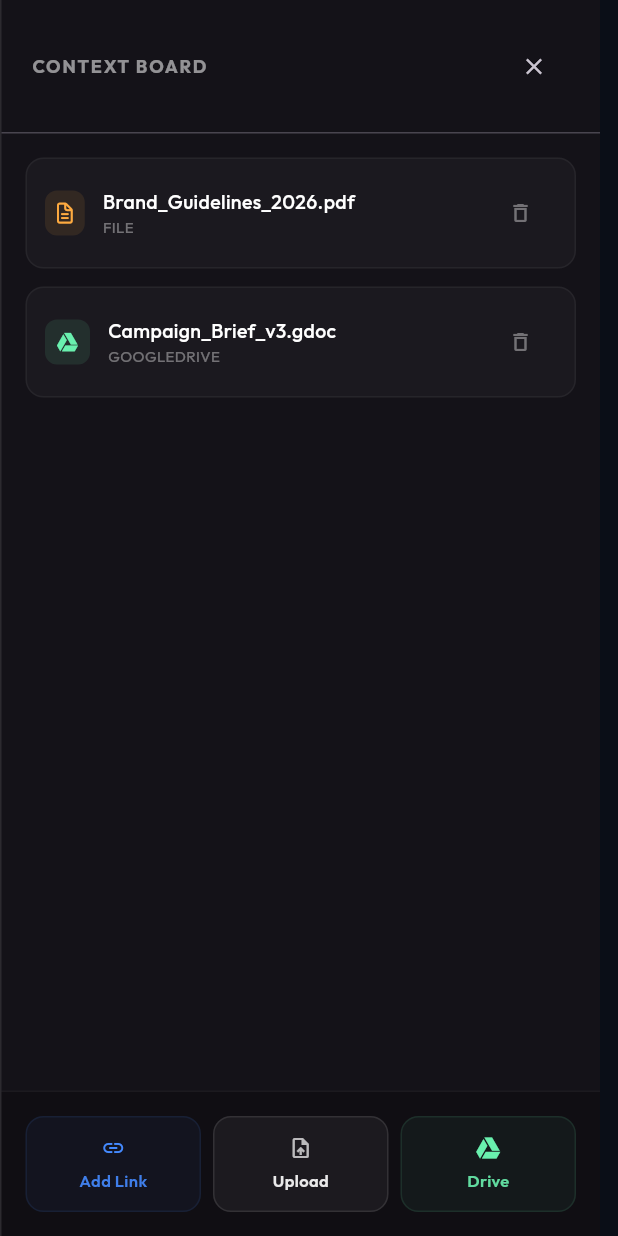
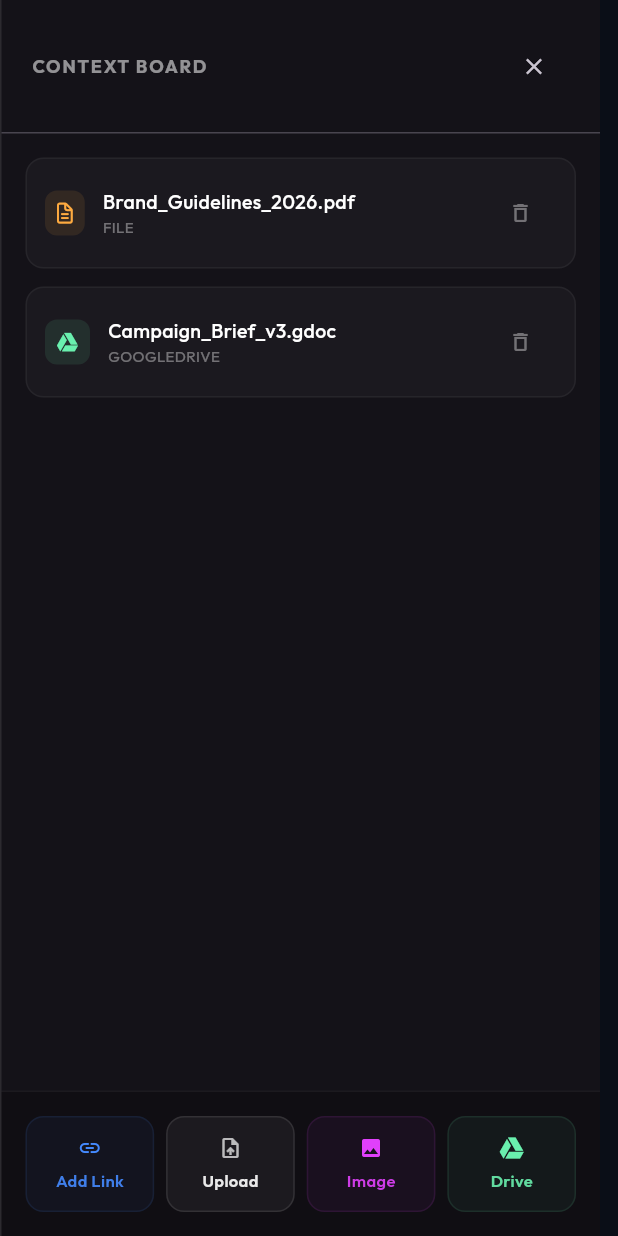
Before and after one commit to nicolasnorton/Inhaus_Brain, a Flutter app: the KnowledgeLibraryWidget widget shown alone on an empty page, opened directly, item 2 of the bottom bar chosen, after a tap on "Drive", on a phone screen of 412 x 824 dp. Run offline on Flutter 3.47's test engine with Material 3 defaults, Android fonts, the light colour scheme and no system bars; our stand-ins replace camera, cloud_firestore, cloud_functions, file_picker, firebase_auth, flutter_riverpod and 7 more; missing offline and left inert: dart:js_interop, record; accounts and stored records are empty; statements that could not run were skipped.

Commit message:
feat: Vision Integration (Phase 18) - Knowledge UI & Vision Agent

```diff
--- a/lib/features/knowledge/models/knowledge_source.dart
+++ b/lib/features/knowledge/models/knowledge_source.dart
@@ -3,7 +3,8 @@ enum KnowledgeSourceType {
   text,
   file,
   pdf,
-  googleDrive
+  googleDrive,
+  image
 }
 
 class KnowledgeSource {
--- a/lib/features/knowledge/widgets/knowledge_library_widget.dart
+++ b/lib/features/knowledge/widgets/knowledge_library_widget.dart
@@ -4,6 +4,7 @@ import 'package:font_awesome_flutter/font_awesome_flutter.dart';
 import 'package:uuid/uuid.dart';
 import '../providers/knowledge_provider.dart';
 import '../models/knowledge_source.dart';
+import '../../chat/providers/chat_provider.dart';
 
 class KnowledgeLibraryWidget extends ConsumerStatefulWidget {
   const KnowledgeLibraryWidget({super.key});
@@ -148,6 +149,13 @@ class _KnowledgeLibraryWidgetState extends ConsumerState<KnowledgeLibraryWidget>
                     ),
                     const SizedBox(width: 8),
                     _buildActionButton(
+                      onPressed: _addImageSource,
+                      icon: Icons.image,
+                      label: 'Image',
+                      color: Colors.purpleAccent,
+                    ),
+                    const SizedBox(width: 8),
+                    _buildActionButton(
                       onPressed: _addDriveSource,
                       icon: FontAwesomeIcons.googleDrive,
                       label: 'Drive',
@@ -244,6 +252,10 @@ class _KnowledgeLibraryWidgetState extends ConsumerState<KnowledgeLibraryWidget>
         icon = FontAwesomeIcons.fileLines;
         color = Colors.orangeAccent;
         break;
+      case KnowledgeSourceType.image:
+        icon = FontAwesomeIcons.image;
+        color = Colors.purpleAccent;
+        break;
     }
 
     return Container(
@@ -282,6 +294,26 @@ class _KnowledgeLibraryWidgetState extends ConsumerState<KnowledgeLibraryWidget>
               ],
             ),
           ),
+          if (source.type == KnowledgeSourceType.image)
+            IconButton(
+              icon: const Icon(Icons.psychology, size: 16, color: Colors.purpleAccent),
+              tooltip: 'Analyze with Vision Agent',
+              onPressed: () {
+                ref.read(chatProvider.notifier).sendMessage(
+                  'Analyze this visual asset: ${source.title}',
+                  attachments: [
+                    Attachment(
+                      id: const Uuid().v4(),
+                      type: AttachmentType.image,
+                      url: source.content,
+                      name: source.title,
+                      createdAt: DateTime.now(),
+                    )
+                  ],
+                );
+                Navigator.pop(context);
+              },
+            ),
           IconButton(
             icon: const Icon(Icons.delete_outline, size: 16, color: Colors.white38),
             onPressed: () => ref.read(knowledgeProvider.notifier).removeSource(source.id),
```
